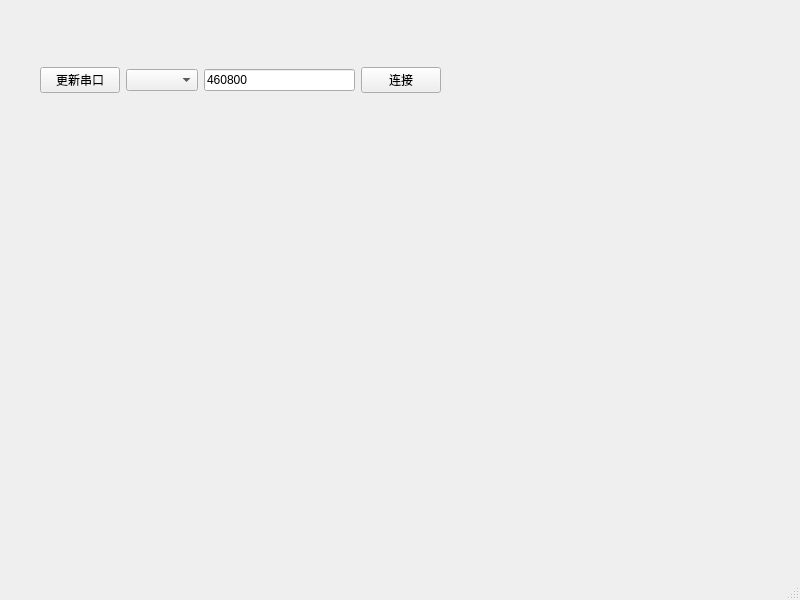
Before: the Qt Designer form mainwindow.ui in wood1139/trunk_door_demo, drawn with Qt 5.
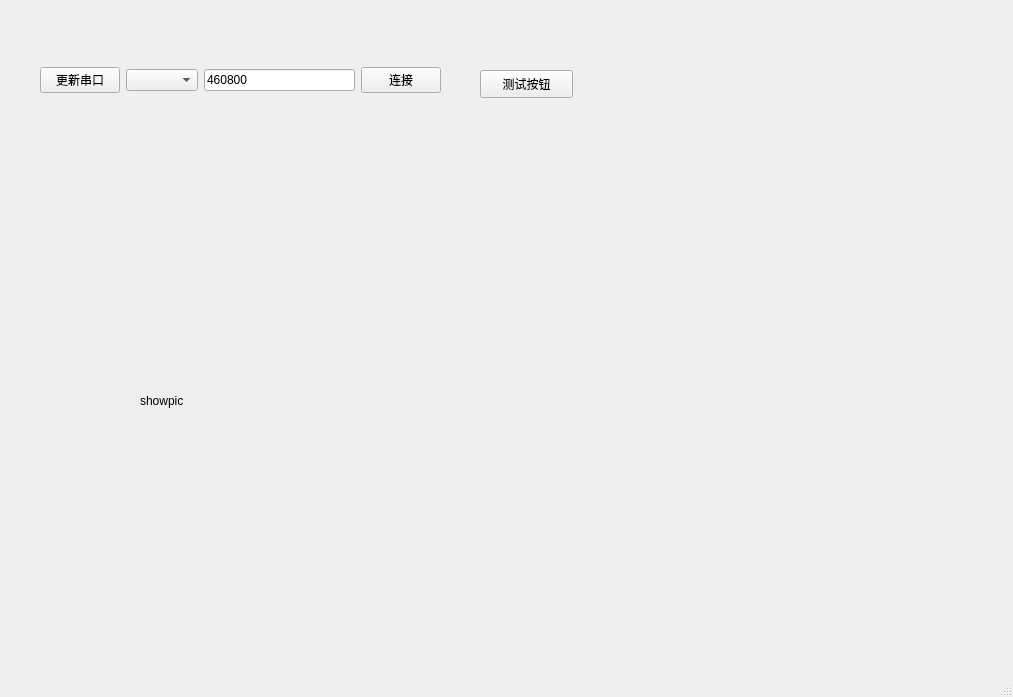
After: the same form once the commit is applied.

```diff
--- a/mainwindow.ui
+++ b/mainwindow.ui
@@ -6,8 +6,8 @@
    <rect>
     <x>0</x>
     <y>0</y>
-    <width>800</width>
-    <height>600</height>
+    <width>1013</width>
+    <height>697</height>
    </rect>
   </property>
   <property name="windowTitle">
@@ -50,6 +50,32 @@
      </item>
     </layout>
    </widget>
+   <widget class="QLabel" name="label_pic">
+    <property name="geometry">
+     <rect>
+      <x>140</x>
+      <y>220</y>
+      <width>691</width>
+      <height>361</height>
+     </rect>
+    </property>
+    <property name="text">
+     <string>showpic</string>
+    </property>
+   </widget>
+   <widget class="QPushButton" name="pushButton_test">
+    <property name="geometry">
+     <rect>
+      <x>480</x>
+      <y>70</y>
+      <width>93</width>
+      <height>28</height>
+     </rect>
+    </property>
+    <property name="text">
+     <string>测试按钮</string>
+    </property>
+   </widget>
   </widget>
   <widget class="QMenuBar" name="menubar">
    <property name="geometry">
```
Left out of the diff: 2 changed lines with no effect on the pictures.
